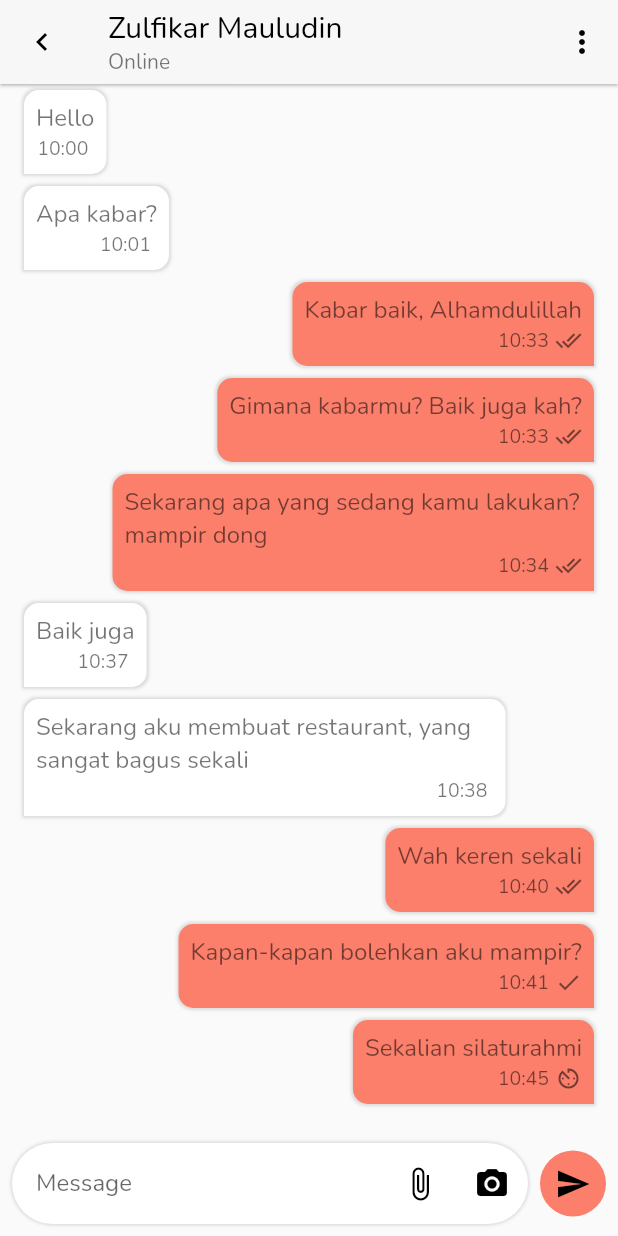
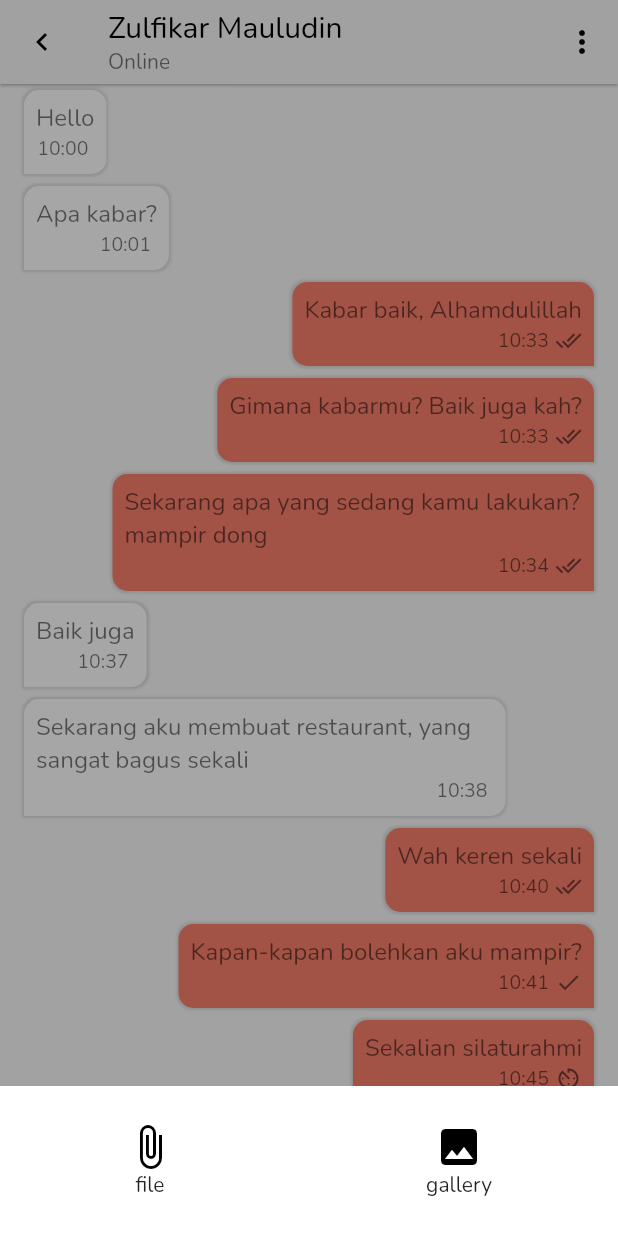
Before and after one commit to zuludin04/nyarios, a Flutter app: the ChattingScreen screen opened by its route, after a tap on the "attach file" icon, on a phone screen of 412 x 824 dp. Run offline on Flutter 3.47's test engine with Material 2 defaults, Android fonts, the phone set to English and light mode, and no system bars; our stand-ins replace file_picker, firebase_core, get, get_storage, image_picker, modal_bottom_sheet and 1 more; accounts and stored records are empty.

Commit message:
send file type chat

```diff
--- a/lib/ui/chat/chat_item.dart
+++ b/lib/ui/chat/chat_item.dart
@@ -79,6 +79,20 @@ class ChatItem extends StatelessWidget {
           borderRadius: BorderRadius.circular(5),
           child: Image.file(File(chat.message!)),
         );
+      case 'file':
+        return Container(
+          decoration: BoxDecoration(
+            color: const Color.fromARGB(255, 213, 116, 101),
+            borderRadius: BorderRadius.circular(10),
+          ),
+          padding: const EdgeInsets.all(12),
+          child: Row(
+            children: [
+              const Icon(Icons.attach_file),
+              Text(chat.message!),
+            ],
+          ),
+        );
       default:
         return GestureDetector(
           onTap: () {
--- a/lib/ui/chat/chatting_screen.dart
+++ b/lib/ui/chat/chatting_screen.dart
@@ -1,8 +1,8 @@
-import 'dart:io';
-
+import 'package:file_picker/file_picker.dart';
 import 'package:flutter/material.dart';
 import 'package:get/get.dart';
 import 'package:image_picker/image_picker.dart';
+import 'package:modal_bottom_sheet/modal_bottom_sheet.dart';
 
 import '../../core/constants.dart';
 import '../../core/widgets/toolbar.dart';
@@ -87,7 +87,26 @@ class _ChattingScreenState extends State<ChattingScreen> {
                         ),
                       ),
                       IconButton(
-                        onPressed: () {},
+                        onPressed: () {
+                          showMaterialModalBottomSheet(
+                            expand: false,
+                            context: context,
+                            builder: (context) => Container(
+                              color: Colors.white,
+                              height: 100,
+                              child: Row(
+                                mainAxisSize: MainAxisSize.max,
+                                mainAxisAlignment:
+                                    MainAxisAlignment.spaceAround,
+                                crossAxisAlignment: CrossAxisAlignment.center,
+                                children: [
+                                  _pickFileMenu('File', Icons.attach_file),
+                                  _pickFileMenu('Gallery', Icons.image),
+                                ],
+                              ),
+                            ),
+                          );
+                        },
                         icon: const Icon(Icons.attach_file),
                       ),
                       IconButton(
@@ -133,6 +152,30 @@ class _ChattingScreenState extends State<ChattingScreen> {
     );
   }
 
+  Widget _pickFileMenu(String title, IconData icon) {
+    return InkWell(
+      onTap: () async {
+        Get.back();
+        if (title == 'Gallery') {
+          _pickImage(true);
+        } else {
+          _pickFile();
+        }
+      },
+      child: Column(
+        mainAxisAlignment: MainAxisAlignment.center,
+        crossAxisAlignment: CrossAxisAlignment.center,
+        children: [
+          Icon(
+            icon,
+            size: 32,
+          ),
+          Text(title.toLowerCase().tr),
+        ],
+      ),
+    );
+  }
+
   void _pickImage(bool fromGallery) async {
     final file = await ImagePicker().pickImage(
       source: fromGallery ? ImageSource.gallery : ImageSource.camera,
@@ -151,4 +194,20 @@ class _ChattingScreenState extends State<ChattingScreen> {
       setState(() {});
     }
   }
+
+  void _pickFile() async {
+    FilePickerResult? result = await FilePicker.platform.pickFiles();
+
+    if (result != null) {
+      var newMessage = Chat(
+        message: result.files.single.name,
+        time: '10:45',
+        status: 1,
+        received: false,
+        type: 'file',
+      );
+      chats.add(newMessage);
+      setState(() {});
+    }
+  }
 }
--- a/pubspec.yaml
+++ b/pubspec.yaml
@@ -19,6 +19,8 @@ dependencies:
   firebase_core: ^1.24.0
   url_launcher: ^6.1.6
   image_picker: ^0.8.5+3
+  modal_bottom_sheet: ^2.1.2
+  file_picker: ^5.2.0+1
 
 dev_dependencies:
   flutter_test:
```
Also changed, not shown: pubspec.lock.
